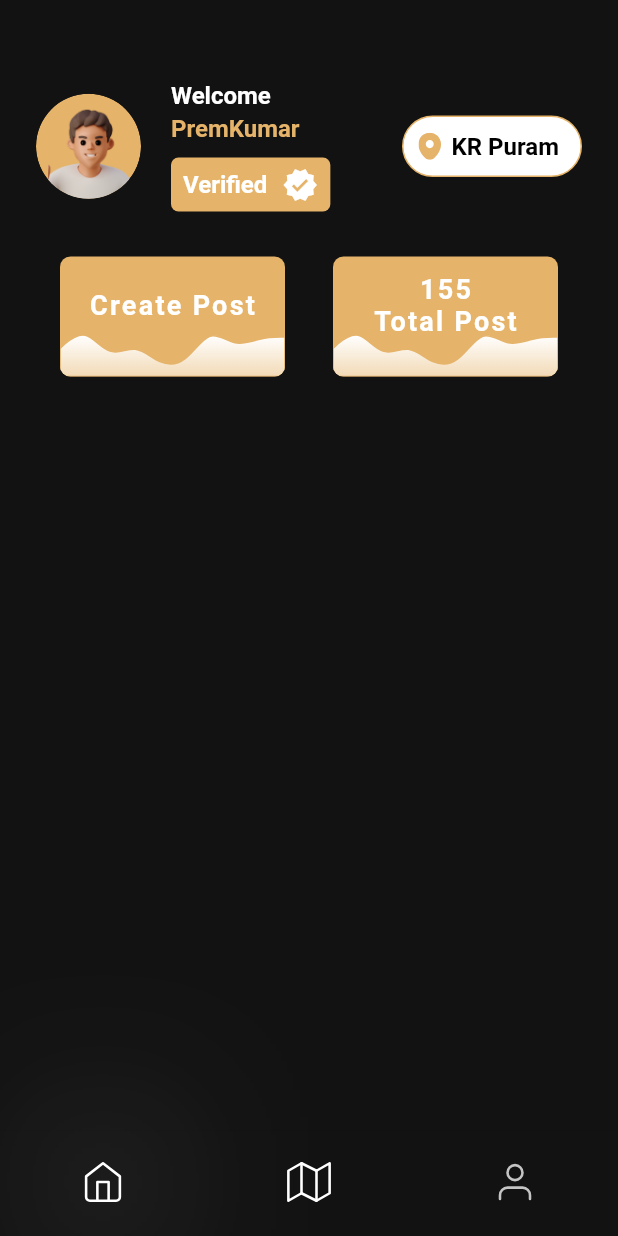
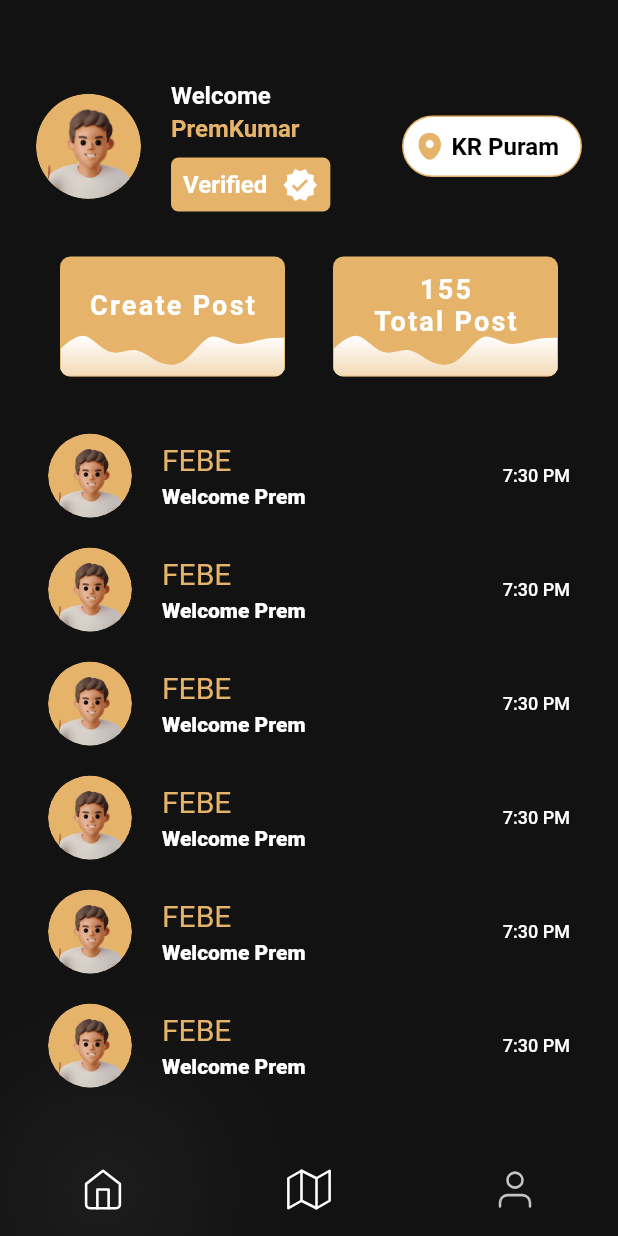
Before and after one commit to poorvasha/FeBe, a Flutter app: the screen it shows after launch, on a phone screen of 412 x 824 dp. Run offline on Flutter 3.47's test engine with Material 2 defaults, Android fonts, the phone set to English and light mode, and no system bars; our stand-ins replace carousel_slider, flutter_secure_storage, flutter_svg; Roboto replaces fonts that are missing (BeVietnamPro).

Commit message:
Design finder home screen

```diff
--- a/lib/configs/routes.dart
+++ b/lib/configs/routes.dart
@@ -2,7 +2,7 @@ import 'package:febe_frontend/screens/flash_screen/flash_screen.dart';
 import 'package:febe_frontend/screens/get_started_screen/get_started_screen.dart';
 import 'package:febe_frontend/screens/home_screen/home_screen.dart';
 import 'package:febe_frontend/screens/login_screen/login_screen.dart';
-import 'package:febe_frontend/screens/user_type_screen/user_type_screen.dart';
+import 'package:febe_frontend/widgets/user_type_screen/user_type_screen.dart';
 import 'package:flutter/material.dart';
 
 class Routes {
--- a/lib/main.dart
+++ b/lib/main.dart
@@ -3,7 +3,7 @@ import 'package:febe_frontend/screens/flash_screen/flash_screen.dart';
 import 'package:febe_frontend/screens/get_started_screen/get_started_screen.dart';
 import 'package:febe_frontend/screens/home_screen/home_screen.dart';
 import 'package:febe_frontend/screens/login_screen/login_screen.dart';
-import 'package:febe_frontend/screens/user_type_screen/user_type_screen.dart';
+import 'package:febe_frontend/widgets/user_type_screen/user_type_screen.dart';
 import 'package:flutter/material.dart';
 import 'package:flutter/services.dart';
 import 'package:provider/provider.dart';
--- a/lib/screens/chat_home_screen/chat_home_screen.dart
+++ b/lib/screens/chat_home_screen/chat_home_screen.dart
@@ -1,3 +1,4 @@
+import 'package:febe_frontend/screens/chat_home_screen/chats_list.dart';
 import 'package:febe_frontend/screens/chat_home_screen/post_card.dart';
 import 'package:febe_frontend/screens/chat_home_screen/user_card.dart';
 import 'package:febe_frontend/widgets/full_screen_container.dart';
@@ -18,6 +19,7 @@ class _ChatHomeScreenState extends State<ChatHomeScreen> {
     return Scaffold(
       backgroundColor: Theme.of(context).backgroundColor,
       body: FullScreenContainer(
+          isInsideTabbar: true,
           child: Column(
             children: const [
               SizedBox(
@@ -27,7 +29,11 @@ class _ChatHomeScreenState extends State<ChatHomeScreen> {
               SizedBox(
                 height: 30,
               ),
-          PostCard()
+              PostCard(),
+              SizedBox(
+                height: 30,
+              ),
+              Expanded(child: ChatsList())
             ],
           )),
     );
--- /dev/null
+++ b/lib/screens/chat_home_screen/chat_item.dart
@@ -0,0 +1,84 @@
+import 'package:flutter/material.dart';
+import 'package:flutter/src/widgets/framework.dart';
+import 'package:flutter/src/widgets/placeholder.dart';
+
+import '../../configs/resources.dart';
+
+class ChatItem extends StatefulWidget {
+  final bool isVerified;
+  const ChatItem({super.key, this.isVerified = false});
+
+  @override
+  State<ChatItem> createState() => _ChatItemState();
+}
+
+class _ChatItemState extends State<ChatItem> {
+  @override
+  Widget build(BuildContext context) {
+    return Padding(
+      padding: const EdgeInsets.only(bottom: 20),
+      child: InkWell(
+        onTap: () {},
+        child: Row(
+          children: [
+            ClipOval(
+              child: CircleAvatar(
+                radius: 28,
+                backgroundColor: AppColors.golden,
+                child: Container(
+                  margin: const EdgeInsets.only(top: 10),
+                  child: Image.asset(
+                    "assets/images/user_avatar.png",
+                    height: 50,
+                    width: 50,
+                  ),
+                ),
+              ),
+            ),
+            const SizedBox(
+              width: 20,
+            ),
+            Expanded(
+              child: Column(
+                crossAxisAlignment: CrossAxisAlignment.start,
+                children: [
+                  Row(
+                    children: [
+                      Text(
+                        "FEBE",
+                        style: AppTextStyles.regularBeVietnamPro20
+                            .copyWith(color: AppColors.golden),
+                      ),
+                      const SizedBox(
+                        width: 10,
+                      ),
+                      widget.isVerified
+                          ? const Icon(
+                              Icons.verified,
+                              color: AppColors.white,
+                            )
+                          : const SizedBox()
+                    ],
+                  ),
+                  const SizedBox(
+                    height: 5,
+                  ),
+                  Text(
+                    "Welcome Prem",
+                    style: AppTextStyles.extraBoldBeVietnamPro
+                        .copyWith(fontSize: 14, color: AppColors.white),
+                  ),
+                ],
+              ),
+            ),
+            Text(
+              "7:30 PM",
+              style: AppTextStyles.mediumBeVietnamPro
+                  .copyWith(fontSize: 12, color: AppColors.white),
+            ),
+          ],
+        ),
+      ),
+    );
+  }
+}
--- /dev/null
+++ b/lib/screens/chat_home_screen/chats_list.dart
@@ -0,0 +1,25 @@
+import 'package:flutter/src/widgets/framework.dart';
+import 'package:flutter/src/widgets/placeholder.dart';
+import 'package:flutter/widgets.dart';
+
+import 'chat_item.dart';
+
+class ChatsList extends StatefulWidget {
+  const ChatsList({super.key});
+
+  @override
+  State<ChatsList> createState() => _ChatsListState();
+}
+
+class _ChatsListState extends State<ChatsList> {
+  @override
+  Widget build(BuildContext context) {
+    return ListView(
+      padding: const EdgeInsets.all(8),
+      children: List.generate(10, //this is the total number of cards
+          (index) {
+        return ChatItem(isVerified: false);
+      }),
+    );
+  }
+}
--- a/lib/screens/finder_home_screen/finder_home_screen.dart
+++ b/lib/screens/finder_home_screen/finder_home_screen.dart
@@ -1,5 +1,11 @@
+import 'package:febe_frontend/screens/finder_home_screen/user_type_picker.dart';
+import 'package:febe_frontend/widgets/default_appbar.dart';
+import 'package:febe_frontend/widgets/full_screen_container.dart';
+import 'package:flutter/material.dart';
 import 'package:flutter/src/widgets/framework.dart';
 import 'package:flutter/src/widgets/placeholder.dart';
+
+import '../../configs/resources.dart';
 
 class FinderHomeScreen extends StatefulWidget {
   const FinderHomeScreen({super.key});
@@ -11,6 +17,34 @@ class FinderHomeScreen extends StatefulWidget {
 class _FinderHomeScreenState extends State<FinderHomeScreen> {
   @override
   Widget build(BuildContext context) {
-    return const Placeholder();
+    return Scaffold(
+      appBar: DefaultAppbar(
+        goBack: false,
+        title: "Find your mate",
+      ),
+      backgroundColor: Theme.of(context).backgroundColor,
+      body: FullScreenContainer(
+        isInsideTabbar: true,
+        child: Column(children: [
+          Image.asset(
+            "assets/images/boy_girl_looking.png",
+            height: 200,
+            width: 200,
+          ),
+          const SizedBox(
+            height: 20,
+          ),
+          Text(
+            "Are you looking for?",
+            style: AppTextStyles.regularBeVietnamPro24
+                .copyWith(color: AppColors.golden),
+          ),
+          const SizedBox(
+            height: 20,
+          ),
+          UserTypePicker()
+        ]),
+      ),
+    );
   }
 }
--- /dev/null
+++ b/lib/screens/finder_home_screen/user_type_picker.dart
@@ -0,0 +1,27 @@
+import 'package:febe_frontend/widgets/user_type_screen/user_type_card.dart';
+import 'package:flutter/material.dart';
+import 'package:flutter/src/widgets/framework.dart';
+import 'package:flutter/src/widgets/placeholder.dart';
+
+class UserTypePicker extends StatelessWidget {
+  const UserTypePicker({super.key});
+
+  @override
+  Widget build(BuildContext context) {
+    return Row(
+      mainAxisAlignment: MainAxisAlignment.spaceBetween,
+      children: [
+        UserTypeCard(
+          image: Image.asset("assets/images/enabler.png"),
+          title: "Enabler",
+          onTap: () => {print("enabler")},
+        ),
+        UserTypeCard(
+          image: Image.asset("assets/images/enteruper.png"),
+          title: "Entrepreneur",
+          onTap: () => {print("entrepreneur")},
+        ),
+      ],
+    );
+  }
+}
--- a/lib/screens/home_screen/home_screen.dart
+++ b/lib/screens/home_screen/home_screen.dart
@@ -28,22 +28,12 @@ class _HomeScreenState extends State<HomeScreen> {
     return Scaffold(
       backgroundColor: Theme.of(context).backgroundColor,
       bottomNavigationBar: SizedBox(
-        height: 70,
+        height: 60,
         child: BottomNavigationBar(
           showSelectedLabels: false,
           showUnselectedLabels: false,
           backgroundColor: AppColors.lightBlack,
           selectedItemColor: AppColors.white,
-          unselectedIconTheme:
-              const IconThemeData(color: AppColors.lightWhite, opacity: 0.5),
-          selectedIconTheme:
-              const IconThemeData(opacity: 1, color: AppColors.white, shadows: [
-            BoxShadow(
-                color: AppColors.lightWhite,
-                offset: Offset(0, 0),
-                blurRadius: 120,
-                spreadRadius: 30)
-          ]),
           items: <BottomNavigationBarItem>[
             BottomNavigationBarItem(
               icon: Container(
--- a/lib/widgets/full_screen_container.dart
+++ b/lib/widgets/full_screen_container.dart
@@ -5,8 +5,12 @@ import 'package:flutter/src/widgets/placeholder.dart';
 class FullScreenContainer extends StatelessWidget {
   final Widget child;
   final bool disablePadding;
+  final bool isInsideTabbar;
   const FullScreenContainer(
-      {super.key, required this.child, this.disablePadding = false});
+      {super.key,
+      required this.child,
+      this.disablePadding = false,
+      this.isInsideTabbar = false});
 
   @override
   Widget build(BuildContext context) {
@@ -15,7 +19,9 @@ class FullScreenContainer extends StatelessWidget {
 
     return SingleChildScrollView(
       child: Container(
-        height: height - kToolbarHeight - 40,
+        height: !isInsideTabbar
+            ? height - kToolbarHeight - 40
+            : height - kToolbarHeight,
         width: width,
         child: child,
         padding: !disablePadding
```
Also changed, not shown: assets/images/boy_girl_looking.png (added), lib/widgets/user_type_screen/user_type_card.dart (renamed from lib/screens/user_type_screen/user_type_card.dart), lib/widgets/user_type_screen/user_type_screen.dart (renamed from lib/screens/user_type_screen/user_type_screen.dart). Lines whose indentation alone changed are shown as unchanged.
